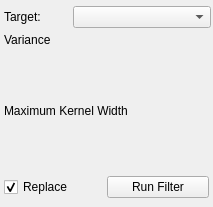
Above: src/Interface/ToolInterface/DiscreteGaussianFilterInterface.ui from SCIInstitute/Seg3D before the change. Below: the same form after it.
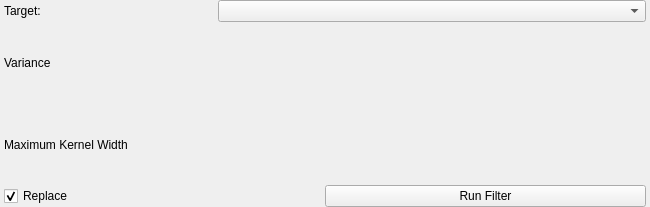
That is the form after the change.

```diff
--- a/src/Interface/ToolInterface/DiscreteGaussianFilterInterface.ui
+++ b/src/Interface/ToolInterface/DiscreteGaussianFilterInterface.ui
@@ -6,12 +6,12 @@
    <rect>
     <x>0</x>
     <y>0</y>
-    <width>213</width>
+    <width>650</width>
     <height>207</height>
    </rect>
   </property>
   <property name="sizePolicy">
-   <sizepolicy hsizetype="Fixed" vsizetype="Fixed">
+   <sizepolicy hsizetype="Preferred" vsizetype="Fixed">
     <horstretch>0</horstretch>
     <verstretch>0</verstretch>
    </sizepolicy>
@@ -24,33 +24,30 @@
   </property>
   <property name="maximumSize">
    <size>
-    <width>213</width>
+    <width>16777215</width>
     <height>207</height>
    </size>
   </property>
   <property name="windowTitle">
    <string>Discrete Gaussian Filter</string>
   </property>
-  <widget class="QWidget" name="layoutWidget_7">
-   <property name="geometry">
-    <rect>
-     <x>4</x>
-     <y>50</y>
-     <width>205</width>
-     <height>51</height>
-    </rect>
+  <layout class="QVBoxLayout" name="verticalLayout">
+   <property name="spacing">
+    <number>0</number>
    </property>
-   <layout class="QHBoxLayout" name="varianceHLayout_bottom"/>
-  </widget>
-  <widget class="QWidget" name="layoutWidget_2">
-   <property name="geometry">
-    <rect>
-     <x>4</x>
-     <y>4</y>
-     <width>207</width>
-     <height>26</height>
-    </rect>
+   <property name="leftMargin">
+    <number>4</number>
    </property>
+   <property name="topMargin">
+    <number>0</number>
+   </property>
+   <property name="rightMargin">
+    <number>4</number>
+   </property>
+   <property name="bottomMargin">
+    <number>0</number>
+   </property>
+   <item>
    <layout class="QHBoxLayout" name="activeHLayout" stretch="1,2">
     <property name="spacing">
      <number>0</number>
@@ -66,16 +63,8 @@
      <widget class="QComboBox" name="activeComboBox"/>
     </item>
    </layout>
-  </widget>
-  <widget class="QWidget" name="layoutWidget_8">
-   <property name="geometry">
-    <rect>
-     <x>4</x>
-     <y>29</y>
-     <width>205</width>
-     <height>22</height>
-    </rect>
-   </property>
+   </item>
+   <item>
    <layout class="QHBoxLayout" name="varianceHLayout_top">
     <item>
      <widget class="QLabel" name="varianceLabel">
@@ -98,16 +87,11 @@
      </spacer>
     </item>
    </layout>
-  </widget>
-  <widget class="QWidget" name="layoutWidget_9">
-   <property name="geometry">
-    <rect>
-     <x>4</x>
-     <y>100</y>
-     <width>205</width>
-     <height>22</height>
-    </rect>
-   </property>
+   </item>
+   <item>
+    <layout class="QHBoxLayout" name="varianceHLayout_bottom"/>
+   </item>
+   <item>
    <layout class="QHBoxLayout" name="kernelHLayout_top">
     <item>
      <widget class="QLabel" name="kernelLabel">
@@ -130,27 +114,11 @@
      </spacer>
     </item>
    </layout>
-  </widget>
-  <widget class="QWidget" name="layoutWidget_10">
-   <property name="geometry">
-    <rect>
-     <x>4</x>
-     <y>121</y>
-     <width>205</width>
-     <height>51</height>
-    </rect>
-   </property>
+   </item>
+   <item>
    <layout class="QHBoxLayout" name="kernelHLayout_bottom"/>
-  </widget>
-  <widget class="QWidget" name="layoutWidget">
-   <property name="geometry">
-    <rect>
-     <x>4</x>
-     <y>171</y>
-     <width>205</width>
-     <height>32</height>
-    </rect>
-   </property>
+   </item>
+   <item>
    <layout class="QHBoxLayout" name="replaceInvertLayout">
     <property name="spacing">
      <number>0</number>
@@ -173,7 +141,8 @@
      </widget>
     </item>
    </layout>
-  </widget>
+   </item>
+  </layout>
  </widget>
  <resources/>
  <connections/>
```
Left out of the diff: 6 changed lines with no effect on the pictures. Lines whose indentation alone changed are shown as unchanged.
